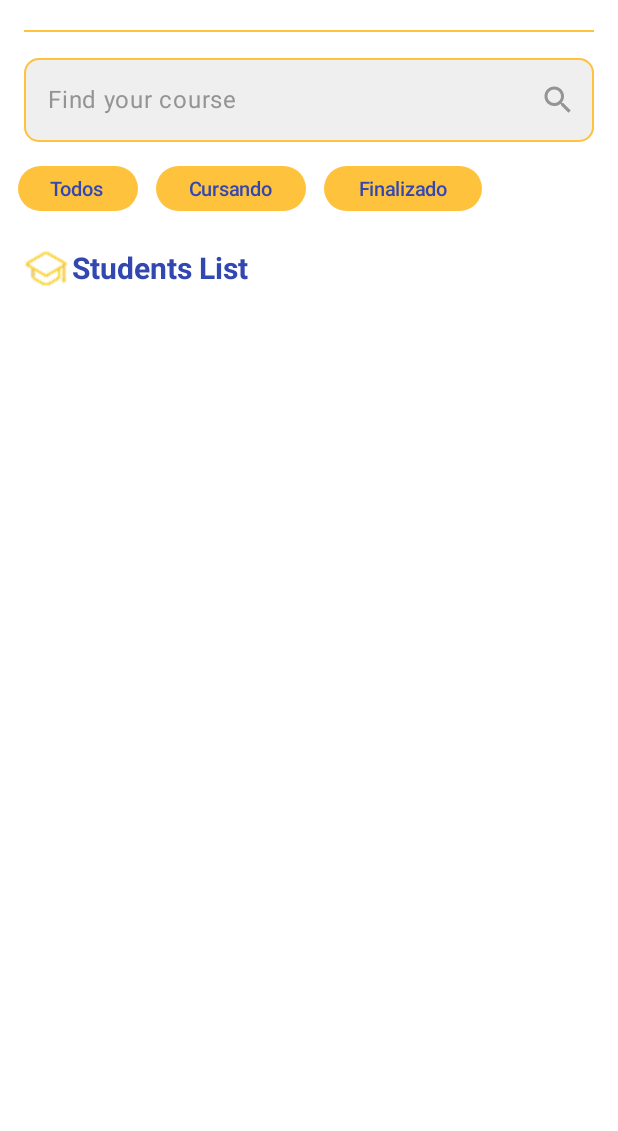
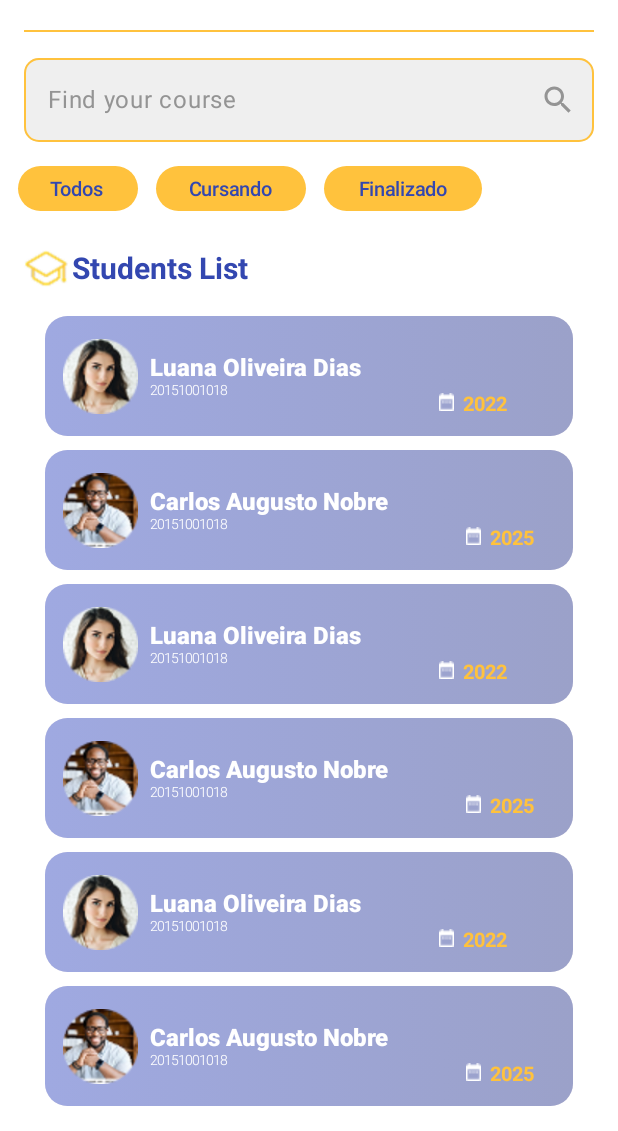
Before and after one commit to 77lipe/ppdm_LionSchool, an Android app built with Jetpack Compose: the @Preview function CourseScreenPreview, on a phone screen of 412 x 824 dp, the part 105-1236 px from its top. Run offline under Robolectric (Android 15) with nearby library versions, the phone set to English and light mode, and no system bars.

Commit message:
ultima tela incompleta

```diff
--- a/app/build.gradle.kts
+++ b/app/build.gradle.kts
@@ -49,6 +49,8 @@ dependencies {
     implementation(libs.androidx.ui.graphics)
     implementation(libs.androidx.ui.tooling.preview)
     implementation(libs.androidx.material3)
+    implementation(libs.androidx.navigation.compose)
+    implementation(libs.androidx.navigation.compose.android)
     testImplementation(libs.junit)
     androidTestImplementation(libs.androidx.junit)
     androidTestImplementation(libs.androidx.espresso.core)
--- a/app/src/main/java/br/senai/sp/jandira/lionschool/screens/StudentScreen.kt
+++ b/app/src/main/java/br/senai/sp/jandira/lionschool/screens/StudentScreen.kt
@@ -40,6 +40,7 @@ import androidx.compose.ui.unit.dp
 import androidx.compose.ui.unit.sp
 import br.senai.sp.jandira.lionschool.R
 import br.senai.sp.jandira.lionschool.screens.components.CoursesCard
+import br.senai.sp.jandira.lionschool.screens.components.StudentCard
 
 @Composable
 fun StudentScreen(modifier: Modifier) {
@@ -329,7 +330,60 @@ fun StudentScreen(modifier: Modifier) {
                     fontWeight = FontWeight.Bold
                 )
             }
-//Courses - fim
+            Column(
+                modifier = Modifier
+//                    .background(Color.Blue)
+                    .padding(start = 12.dp, end = 12.dp, top = 10.dp)
+                    .fillMaxSize(),
+                horizontalAlignment = Alignment.CenterHorizontally
+
+
+
+            ) {
+                StudentCard(
+                    imageCourse = painterResource(R.drawable.foto1),
+                nameAluno = stringResource(R.string.aluno1),
+                register = stringResource(R.string.register1),
+                date = stringResource(R.string.data1),
+                isFilled = true
+                )
+                StudentCard(
+                    imageCourse = painterResource(R.drawable.aluno2),
+                    nameAluno = stringResource(R.string.aluno2),
+                    register = stringResource(R.string.register1),
+                    date = stringResource(R.string.data2),
+                    isFilled = true
+                )
+                StudentCard(
+                    imageCourse = painterResource(R.drawable.foto1),
+                    nameAluno = stringResource(R.string.aluno1),
+                    register = stringResource(R.string.register1),
+                    date = stringResource(R.string.data1),
+                    isFilled = true
+                )
+                StudentCard(
+                    imageCourse = painterResource(R.drawable.aluno2),
+                    nameAluno = stringResource(R.string.aluno2),
+                    register = stringResource(R.string.register1),
+                    date = stringResource(R.string.data2),
+                    isFilled = true
+                )
+                StudentCard(
+                    imageCourse = painterResource(R.drawable.foto1),
+                    nameAluno = stringResource(R.string.aluno1),
+                    register = stringResource(R.string.register1),
+                    date = stringResource(R.string.data1),
+                    isFilled = true
+                )
+                StudentCard(
+                    imageCourse = painterResource(R.drawable.aluno2),
+                    nameAluno = stringResource(R.string.aluno2),
+                    register = stringResource(R.string.register1),
+                    date = stringResource(R.string.data2),
+                    isFilled = true
+                )
+
+            }
 
         }
     }
--- a/app/src/main/java/br/senai/sp/jandira/lionschool/screens/components/ListStudent.kt
+++ b/app/src/main/java/br/senai/sp/jandira/lionschool/screens/components/ListStudent.kt
@@ -31,15 +31,16 @@ import br.senai.sp.jandira.lionschool.R
 
 @Composable
 fun StudentCard(
-    imageCourse: Painter = painterResource(R.drawable.foto1),
-    nameAluno: String = "Luana Oliveira Dias",
-    register: String = "20151001018",
-    date: String = "2022",
+    imageCourse: Painter,
+    nameAluno: String = "",
+    register: String = "",
+    date: String = "",
     isFilled: Boolean = false
 ) {
     Card(
         modifier = Modifier
-            .width(322.dp)
+            .padding(bottom = 9.dp)
+            .width(352.dp)
             .height(80.dp),
         shape = RoundedCornerShape(15.dp),
 
@@ -75,7 +76,10 @@ fun StudentCard(
                             .height(50.dp)
                             .width(50.dp)
                     )
-                    Column() {
+                    Column(
+                        modifier = Modifier
+                            .padding(start = 8.dp)
+                    ) {
                         Text(
                             text = nameAluno,
                             fontSize = 16.sp,
@@ -91,7 +95,7 @@ fun StudentCard(
                     }
                     Row (
                         modifier = Modifier
-                            .padding(start = 60.dp, top = 38.dp)
+                            .padding(start = 50.dp, top = 38.dp)
                     ){
                         Image(
                             painter = painterResource(id = R.drawable.calendario),
@@ -104,7 +108,7 @@ fun StudentCard(
                             text = date,
                             color = Color(0xffFFC23D),
                             fontWeight = FontWeight.Bold,
-                            fontSize = 10.sp,
+                            fontSize = 13.sp,
                             modifier = Modifier
                                 .padding(horizontal = 5.dp)
                         )
@@ -123,5 +127,5 @@ fun StudentCard(
 @Preview(showSystemUi =  true)
 @Composable
 private fun CoursesComponentsPreview() {
-    StudentCard()
+//    StudentCard()
 }
--- a/app/src/main/res/values/strings.xml
+++ b/app/src/main/res/values/strings.xml
@@ -21,6 +21,10 @@
     <string name="tituloRDS">Redes de Computadores</string>
     <string name="descRDS">Learn to design communication networks.</string>
 
+    //SCREEN ESTUDANTE STATUS
+    <string name="cursoTec">001 - Técnico em Desenvolvimento de Sistemas</string>
+
+
     //CURSO ELETRO
     <string name="SiglaELE">ELE</string>
     <string name="tituloELE">Eletroeletrônica</string>
@@ -32,5 +36,14 @@
     <string name="finalizado">Finalizado</string>
     <string name="listStudent">Students List</string>
 
+    <string name="aluno1">Luana Oliveira Dias</string>
+    <string name="register1">20151001018</string>
+    <string name="data1">2022</string>
+
+    <string name="aluno2">Carlos Augusto Nobre</string>
+    <string name="data2">2025</string>
+
+
+
 
 </resources>
--- a/gradle/libs.versions.toml
+++ b/gradle/libs.versions.toml
@@ -8,6 +8,8 @@ espressoCore = "3.6.1"
 lifecycleRuntimeKtx = "2.8.7"
 activityCompose = "1.10.1"
 composeBom = "2024.04.01"
+navigationCompose = "2.8.9"
+navigationComposeAndroid = "2.9.0-rc01"
 
 [libraries]
 androidx-core-ktx = { group = "androidx.core", name = "core-ktx", version.ref = "coreKtx" }
@@ -24,6 +26,8 @@ androidx-ui-tooling-preview = { group = "androidx.compose.ui", name = "ui-toolin
 androidx-ui-test-manifest = { group = "androidx.compose.ui", name = "ui-test-manifest" }
 androidx-ui-test-junit4 = { group = "androidx.compose.ui", name = "ui-test-junit4" }
 androidx-material3 = { group = "androidx.compose.material3", name = "material3" }
+androidx-navigation-compose = { group = "androidx.navigation", name = "navigation-compose", version.ref = "navigationCompose" }
+androidx-navigation-compose-android = { group = "androidx.navigation", name = "navigation-compose-android", version.ref = "navigationComposeAndroid" }
 
 [plugins]
 android-application = { id = "com.android.application", version.ref = "agp" }
```
Also changed, not shown: app/src/main/java/br/senai/sp/jandira/lionschool/MainActivity.kt (+16 -11 lines), app/src/main/java/br/senai/sp/jandira/lionschool/screens/HomeScreen.kt (+5 -3 lines), app/src/main/java/br/senai/sp/jandira/lionschool/screens/StudentDetailScreens.kt (added, +195 -0 lines), app/src/main/res/drawable/aluno2.png (added).
